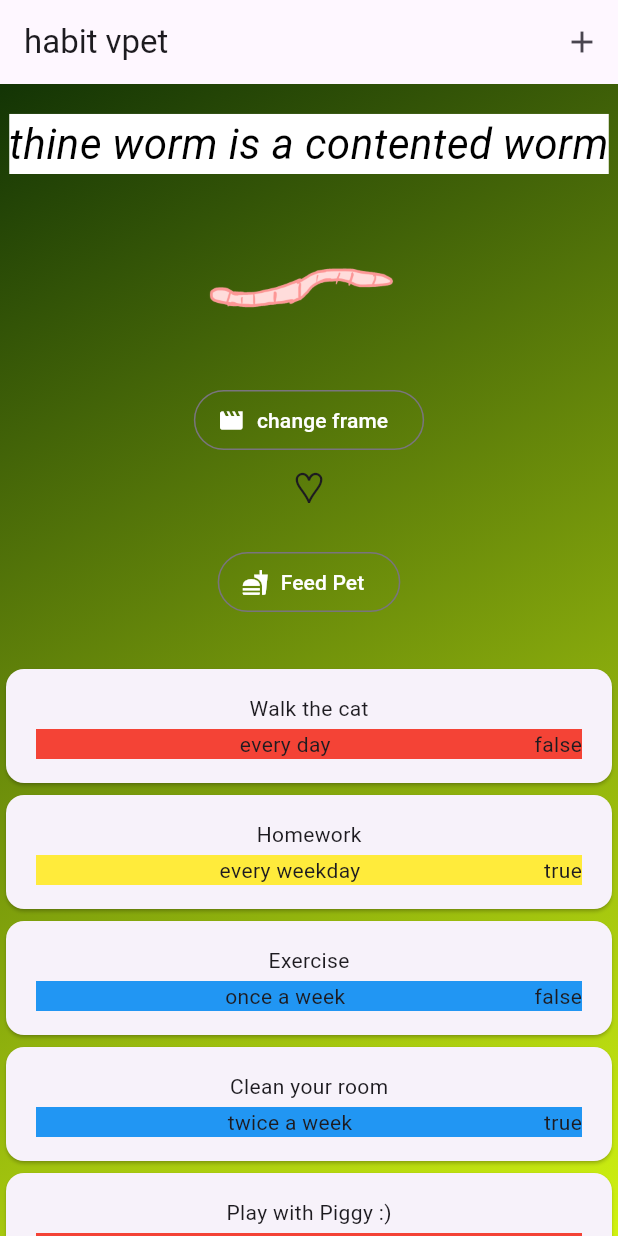
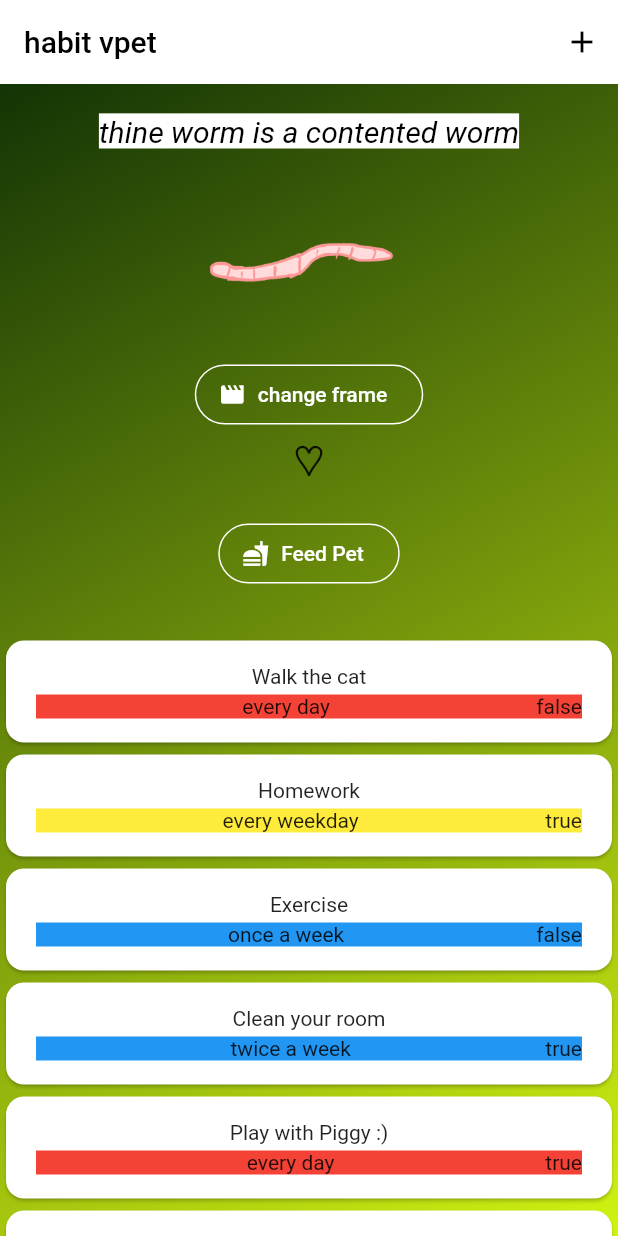
Before and after one commit to abbymachines/habit_vpet, a Flutter app: the screen it shows after launch, on a phone screen of 412 x 824 dp. Run offline on Flutter 3.47's test engine with Material 2 defaults, Android fonts, the phone set to English and light mode, and no system bars; missing offline and left inert: dart:ffi.

Commit message:
use copyWith for ThemeData in main, edit styling of styled_text box

```diff
--- a/lib/main.dart
+++ b/lib/main.dart
@@ -4,7 +4,7 @@ import 'package:habit_vpet/habit_vpet.dart';
 void main() {
   runApp(
     MaterialApp(
-      theme: ThemeData(useMaterial3: true),
+      theme: ThemeData().copyWith(useMaterial3: true),
       home: HabitVpet(),
     ),
   );
--- a/lib/styled_text.dart
+++ b/lib/styled_text.dart
@@ -7,14 +7,17 @@ class StyledText extends StatelessWidget {
 
   @override
   Widget build(context) {
-    return Text(
+    return SizedBox(
+      width: 350,
+      child: Text(
         text,
         style: const TextStyle(
             color: Colors.black,
-          fontSize: 28,
+            fontSize: 20,
             fontStyle: FontStyle.italic,
             backgroundColor: Colors.white),
         textAlign: TextAlign.center,
+      ),
     );
   }
 }
```
Lines whose indentation alone changed are shown as unchanged.
